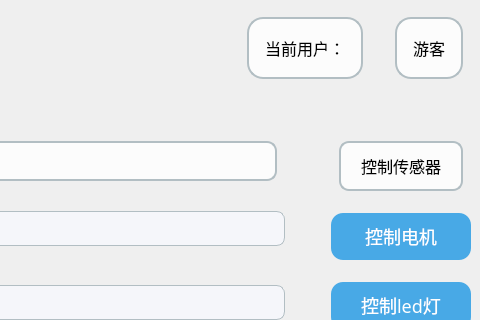
Qt form mainwin.ui (JinJieBeWater/oceanSystem) before a commit; both pictures show x 320 to 800 and y 0 to 320 of the 800 by 480 pixel window.
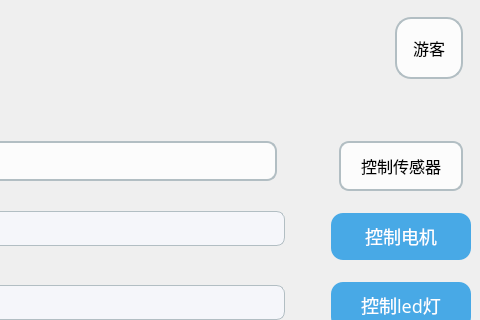
The same form after that commit. Icons and pictures are not drawn.

Commit message: ✨ feat(ui): 更新数据库路径，优化界面字体设置并移除冗余元素

```diff
--- a/mainwin.ui
+++ b/mainwin.ui
@@ -97,29 +97,6 @@
         </property>
        </spacer>
       </item>
-      <item>
-       <widget class="QLabel" name="label_5">
-        <property name="text">
-         <string>当前用户：</string>
-        </property>
-       </widget>
-      </item>
-      <item>
-       <spacer name="horizontalSpacer_3">
-        <property name="orientation">
-         <enum>Qt::Horizontal</enum>
-        </property>
-        <property name="sizeType">
-         <enum>QSizePolicy::Preferred</enum>
-        </property>
-        <property name="sizeHint" stdset="0">
-         <size>
-          <width>10</width>
-          <height>20</height>
-         </size>
-        </property>
-       </spacer>
-      </item>
       <item>
        <widget class="QLabel" name="usernameLabel">
         <property name="sizePolicy">
```
Left out of the diff: 38 changed lines with no effect on the pictures. The commit also changes 1 other file.
